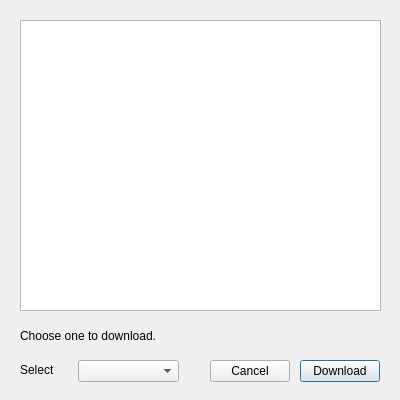
Above: app/ui/files_list_dialog.ui from ingbyr/vdm before the change. Below: the same form after it.
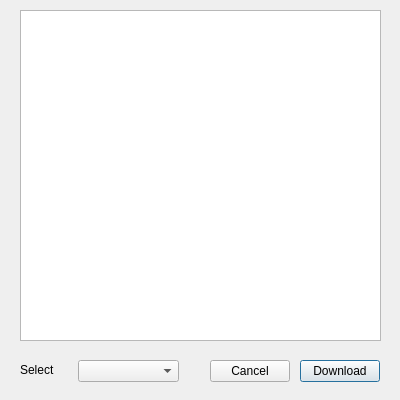
That is the form after the change. Icons and pictures are not drawn.

Patch:
```diff
--- a/app/ui/files_list_dialog.ui
+++ b/app/ui/files_list_dialog.ui
@@ -17,19 +17,6 @@
    <iconset>
     <normaloff>:/res/favicon.ico</normaloff>:/res/favicon.ico</iconset>
   </property>
-  <widget class="QTextEdit" name="text_files_list">
-   <property name="geometry">
-    <rect>
-     <x>20</x>
-     <y>20</y>
-     <width>361</width>
-     <height>291</height>
-    </rect>
-   </property>
-   <property name="readOnly">
-    <bool>true</bool>
-   </property>
-  </widget>
   <widget class="QLabel" name="label">
    <property name="geometry">
     <rect>
@@ -92,6 +79,16 @@
     </rect>
    </property>
   </widget>
+  <widget class="QListWidget" name="list_widget">
+   <property name="geometry">
+    <rect>
+     <x>20</x>
+     <y>10</y>
+     <width>361</width>
+     <height>331</height>
+    </rect>
+   </property>
+  </widget>
  </widget>
  <resources/>
  <connections/>
```
